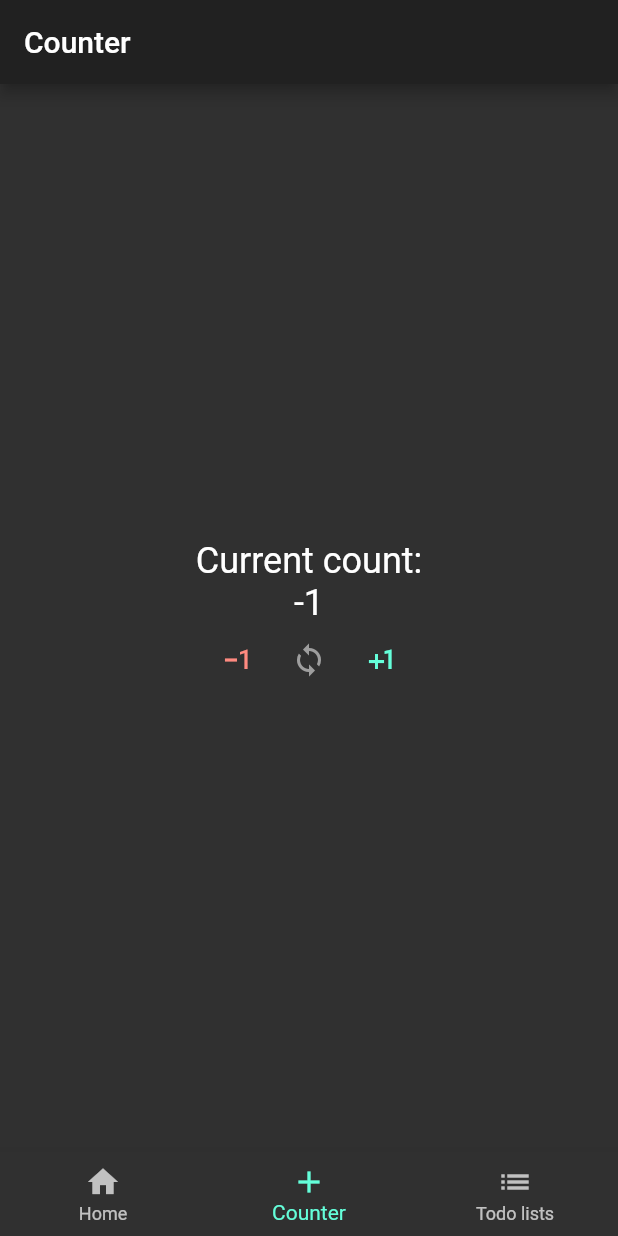
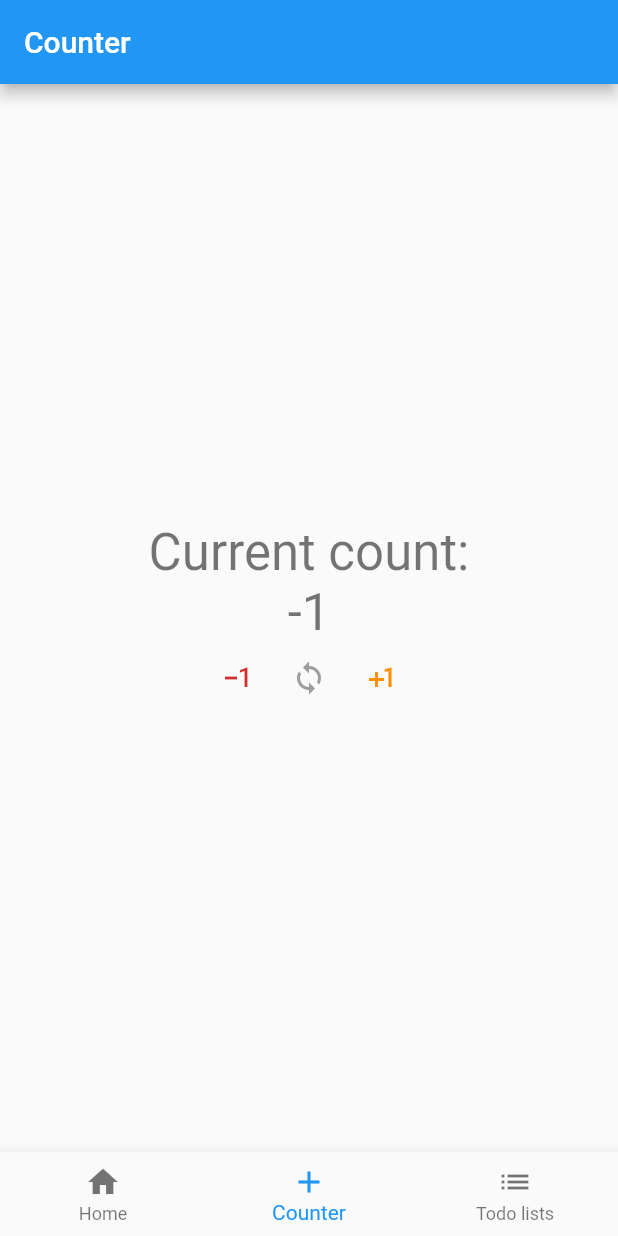
Before and after one commit to ekuhlmann23/escuela_verano, a Flutter app: the screen it shows after launch, item 2 of the bottom bar chosen, after a tap on the "exposure minus 1" icon, on a phone screen of 412 x 824 dp. Run offline on Flutter 3.47's test engine with Material 2 defaults, Android fonts, the phone set to English and light mode, and no system bars; our stand-ins replace auto_route, cloud_firestore, dartz, equatable, firebase_core, flutter_hooks and 3 more; accounts and stored records are empty.

Commit message:
Fix navigation for the bottom bar by using a StateNotifier.
- Add a dispose method for the StreamSubscription in the TodoListNotifier.

```diff
--- a/lib/app.dart
+++ b/lib/app.dart
@@ -12,17 +12,16 @@ class App extends StatelessWidget {
     return ProviderScope(
       child: MaterialApp.router(
         title: 'Escuela de verano',
-        theme: ThemeData.dark(
-          // This is the theme of your application.
-          //
-          // Try running your application with "flutter run". You'll see the
-          // application has a blue toolbar. Then, without quitting the app, try
-          // changing the primarySwatch below to Colors.green and then invoke
-          // "hot reload" (press "r" in the console where you ran "flutter run",
-          // or simply save your changes to "hot reload" in a Flutter IDE).
-          // Notice that the counter didn't reset back to zero; the application
-          // is not restarted.
-        ).copyWith(buttonColor: Colors.tealAccent),
+        // This is the theme of your application.
+        darkTheme: ThemeData(
+          brightness: Brightness.dark,
+          primarySwatch: Colors.deepPurple,
+          accentColor: Colors.deepPurple.shade200,
+        ),
+        theme: ThemeData(
+            brightness: Brightness.light,
+            primarySwatch: Colors.blue,
+            accentColor: Colors.amber.shade800),
         routeInformationParser: _appRouter.defaultRouteParser(),
         routerDelegate: _appRouter.delegate(),
       ),
--- a/lib/presentation/core/pages/home_page.dart
+++ b/lib/presentation/core/pages/home_page.dart
@@ -1,4 +1,3 @@
-import 'package:escuela_verano/presentation/core/widgets/app_nav_bar.dart';
 import 'package:flutter/material.dart';
 import 'package:flutter/widgets.dart';
 
@@ -10,14 +9,16 @@ class HomePage extends StatelessWidget {
     return Scaffold(
       appBar: AppBar(title: Text('Home')),
       body: Container(
-        child: Center(
-          child: Text(
-            'Escuela de verano',
-            style: TextStyle(fontSize: 28, fontWeight: FontWeight.bold),
+        child: Padding(
+          padding: const EdgeInsets.all(16.0),
+          child: Center(
+            child: Text(
+              'Taller escuela\nde verano',
+              style: Theme.of(context).textTheme.headline2,
+            ),
           ),
         ),
       ),
-      bottomNavigationBar: AppNavBar.navBar(context, NavBarPages.home.index),
     );
   }
 }
--- /dev/null
+++ b/lib/presentation/core/pages/root_page.dart
@@ -0,0 +1,34 @@
+import 'package:escuela_verano/presentation/core/pages/home_page.dart';
+import 'package:escuela_verano/presentation/core/state/navigation_state.dart';
+import 'package:escuela_verano/presentation/core/widgets/app_nav_bar.dart';
+import 'package:escuela_verano/presentation/counter/pages/counter_page.dart';
+import 'package:escuela_verano/presentation/providers.dart';
+import 'package:escuela_verano/presentation/todo/pages/todo_list_page.dart';
+import 'package:flutter/material.dart';
+import 'package:flutter_hooks/flutter_hooks.dart';
+import 'package:hooks_riverpod/hooks_riverpod.dart';
+
+class RootPage extends HookWidget {
+  @override
+  Widget build(BuildContext context) {
+    final state = useProvider(navigationControllerProvider);
+
+    late final Widget page;
+    switch (state) {
+      case NavigationState.home:
+        page = HomePage();
+        break;
+      case NavigationState.counter:
+        page = CounterPage();
+        break;
+      case NavigationState.todo:
+        page = TodoListPage();
+        break;
+    }
+
+    return Scaffold(
+      bottomNavigationBar: AppNavBar(),
+      body: page,
+    );
+  }
+}
--- /dev/null
+++ b/lib/presentation/core/state/navigation_controller.dart
@@ -0,0 +1,13 @@
+import 'package:flutter_riverpod/flutter_riverpod.dart';
+
+import 'navigation_state.dart';
+
+class NavigationController extends StateNotifier<NavigationState> {
+  NavigationController() : super(NavigationState.home);
+
+  void navigate(NavigationState next) {
+    if (state != next) {
+      state = next;
+    }
+  }
+}
--- /dev/null
+++ b/lib/presentation/core/state/navigation_state.dart
@@ -0,0 +1 @@
+enum NavigationState { home, counter, todo }
--- a/lib/presentation/core/widgets/app_nav_bar.dart
+++ b/lib/presentation/core/widgets/app_nav_bar.dart
@@ -1,30 +1,36 @@
-import 'package:auto_route/auto_route.dart';
-import 'package:escuela_verano/presentation/routes/routes.gr.dart';
+import 'package:flutter_hooks/flutter_hooks.dart';
+import 'package:flutter_riverpod/flutter_riverpod.dart';
+import 'package:escuela_verano/presentation/core/state/navigation_state.dart';
+import 'package:escuela_verano/presentation/providers.dart';
 import 'package:flutter/material.dart';
+import 'package:hooks_riverpod/hooks_riverpod.dart';
 
-enum NavBarPages { home, counter, todo }
-
-class AppNavBar {
-  static BottomNavigationBar navBar(BuildContext context, int currentIndex) =>
-      BottomNavigationBar(
-        currentIndex: currentIndex,
+class AppNavBar extends HookWidget {
+  @override
+  Widget build(BuildContext context) {
+    final state = useProvider(navigationControllerProvider);
+    return BottomNavigationBar(
+      currentIndex: state.index,
       items: [
         BottomNavigationBarItem(icon: Icon(Icons.home), label: 'Home'),
         BottomNavigationBarItem(icon: Icon(Icons.add), label: 'Counter'),
         BottomNavigationBarItem(icon: Icon(Icons.list), label: 'Todo lists')
       ],
       onTap: (index) {
-          PageRouteInfo<dynamic> route = HomeRoute();
+        late final NavigationState route;
 
-          if (index == NavBarPages.home.index) {
-            route = HomeRoute();
-          } else if (index == NavBarPages.counter.index) {
-            route = CounterRoute();
-          } else if (index == NavBarPages.todo.index) {
-            route = TodoListRoute();
+        if (index == NavigationState.home.index) {
+          route = NavigationState.home;
+        } else if (index == NavigationState.counter.index) {
+          route = NavigationState.counter;
+        } else if (index == NavigationState.todo.index) {
+          route = NavigationState.todo;
         }
 
-          AutoRouter.of(context).replaceAll([route]);
+        final navigationController =
+            context.read(navigationControllerProvider.notifier);
+        navigationController.navigate(route);
       },
     );
   }
+}
--- a/lib/presentation/counter/pages/counter_page.dart
+++ b/lib/presentation/counter/pages/counter_page.dart
@@ -1,4 +1,3 @@
-import 'package:escuela_verano/presentation/core/widgets/app_nav_bar.dart';
 import 'package:escuela_verano/presentation/counter/state/counter_state.dart';
 import 'package:escuela_verano/presentation/providers.dart';
 import 'package:flutter/material.dart';
@@ -13,7 +12,6 @@ class CounterPage extends StatelessWidget {
         title: Text("Counter"),
       ),
       body: _CounterRiverpodWidget(),
-      bottomNavigationBar: AppNavBar.navBar(context, NavBarPages.counter.index),
     );
   }
 }
@@ -24,7 +22,7 @@ class _CounterRiverpodWidget extends StatelessWidget {
     return Container(
       child: Center(
         child: DefaultTextStyle(
-          style: TextStyle(fontSize: 24),
+          style: Theme.of(context).textTheme.headline4 ?? TextStyle(),
           child: Column(
             mainAxisAlignment: MainAxisAlignment.center,
             children: [
@@ -55,7 +53,7 @@ class _CounterRiverpodWidget extends StatelessWidget {
                 mainAxisAlignment: MainAxisAlignment.center,
                 children: [
                   IconButton(
-                    color: Colors.redAccent.shade100,
+                    color: Theme.of(context).errorColor,
                     onPressed: () {
                       BuildContextX(context)
                           .read(counterNotifierProvider.notifier)
@@ -73,7 +71,7 @@ class _CounterRiverpodWidget extends StatelessWidget {
                     icon: Icon(Icons.loop),
                   ),
                   IconButton(
-                    color: Colors.tealAccent,
+                    color: Theme.of(context).accentColor,
                     onPressed: () {
                       BuildContextX(context)
                           .read(counterNotifierProvider.notifier)
--- a/lib/presentation/providers.dart
+++ b/lib/presentation/providers.dart
@@ -1,13 +1,20 @@
 import 'package:escuela_verano/application/providers.dart';
+import 'package:escuela_verano/presentation/core/state/navigation_controller.dart';
+import 'package:escuela_verano/presentation/core/state/navigation_state.dart';
 import 'package:escuela_verano/presentation/counter/state/counter_state.dart';
 import 'package:escuela_verano/presentation/todo/state/todo_add_state.dart';
 import 'package:escuela_verano/presentation/todo/state/todo_edit_state.dart';
 import 'package:escuela_verano/presentation/todo/state/todo_list_state.dart';
 import 'package:flutter_riverpod/flutter_riverpod.dart';
 
+// Core
+final navigationControllerProvider =
+    StateNotifierProvider<NavigationController, NavigationState>(
+        (ref) => NavigationController());
+
 // Counter
 final counterNotifierProvider =
-    StateNotifierProvider.autoDispose<CounterNotifier, CounterState>(
+    StateNotifierProvider<CounterNotifier, CounterState>(
         (ref) => CounterNotifier());
 
 // Todo
--- a/lib/presentation/todo/pages/todo_list_page.dart
+++ b/lib/presentation/todo/pages/todo_list_page.dart
@@ -2,7 +2,6 @@ import 'package:auto_route/auto_route.dart';
 import 'package:escuela_verano/domain/todo/entities/todo_list.dart';
 import 'package:escuela_verano/presentation/providers.dart';
 import 'package:escuela_verano/presentation/routes/routes.gr.dart';
-import 'package:escuela_verano/presentation/core/widgets/app_nav_bar.dart';
 import 'package:flutter/material.dart';
 import 'package:flutter_riverpod/flutter_riverpod.dart';
 
@@ -31,7 +30,6 @@ class TodoListPage extends StatelessWidget {
           AutoRouter.of(context).navigate(TodoAddRoute());
         },
       ),
-      bottomNavigationBar: AppNavBar.navBar(context, NavBarPages.todo.index),
     );
   }
 }
@@ -50,7 +48,7 @@ class _Error extends StatelessWidget {
   Widget build(BuildContext context) {
     return Text(
       errorMessage ?? "An unhandled error occured",
-      style: TextStyle(color: Colors.red),
+      style: TextStyle(color: Theme.of(context).errorColor),
     );
   }
 }
--- a/pubspec.yaml
+++ b/pubspec.yaml
@@ -42,7 +42,7 @@ dev_dependencies:
   flutter_test:
     sdk: flutter
   auto_route_generator: ^2.1.0
-  build_runner: null
+  build_runner:
   freezed: ^0.14.2
   json_serializable: ^4.1.2
 
```
Also changed, not shown: lib/presentation/routes/routes.dart (+3 -8 lines), lib/presentation/todo/pages/todo_add_page.dart (+7 -4 lines), lib/presentation/todo/pages/todo_edit_page.dart (+9 -14 lines), lib/presentation/todo/state/todo_list_state.dart (+10 -1 lines), lib/presentation/routes/routes.gr.dart, pubspec.lock. Lines whose indentation alone changed are shown as unchanged.
